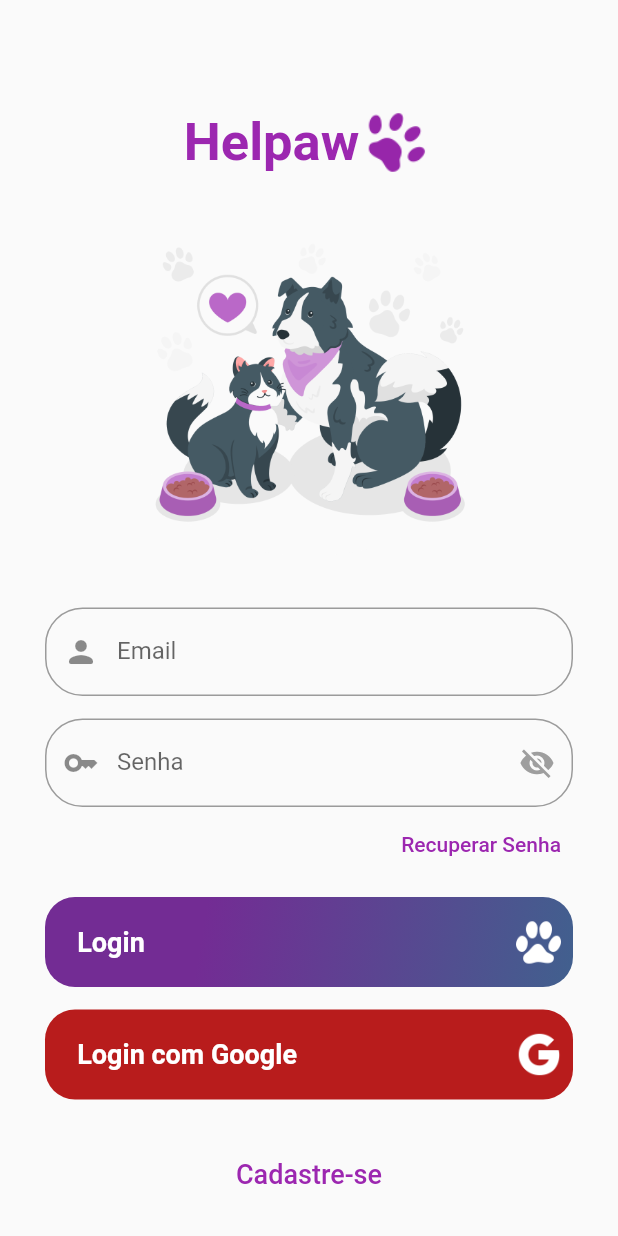
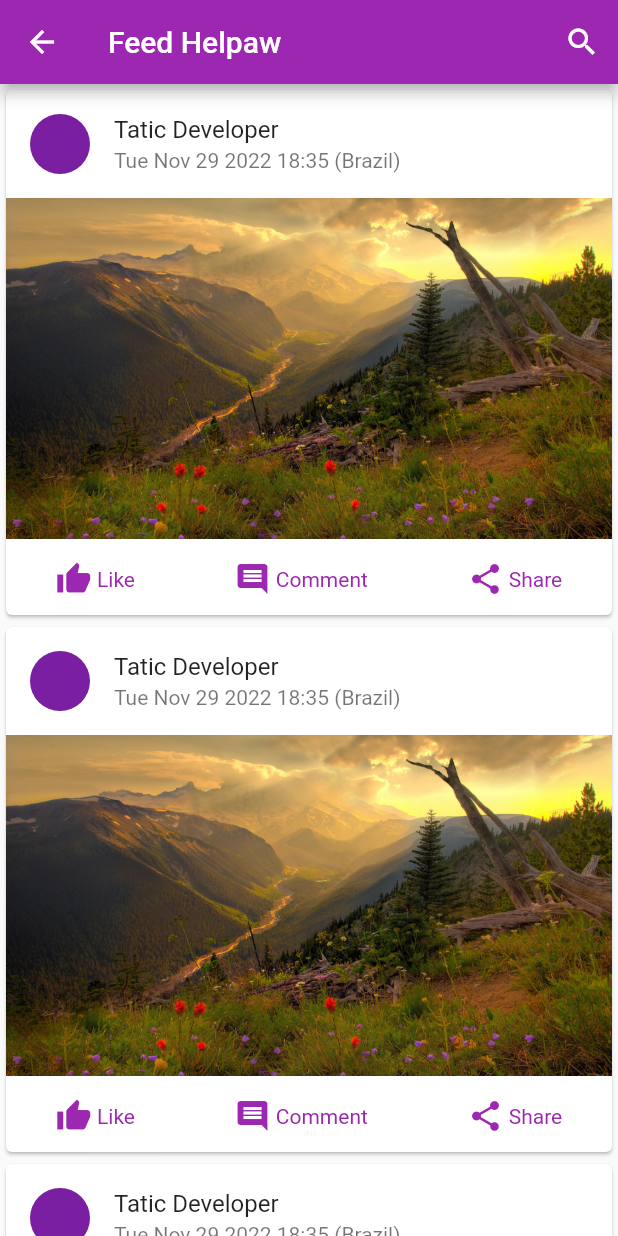
Before and after one commit to vmc13/helpaw, a Flutter app: the screen it shows after launch, after a tap on "Login", on a phone screen of 412 x 824 dp. Run offline on Flutter 3.47's test engine with Material 2 defaults, Android fonts, the phone set to English and light mode, and no system bars.

Commit message:
implantação da página de feed

```diff
--- /dev/null
+++ b/lib/Pages/home/feed.dart
@@ -0,0 +1,80 @@
+import 'package:flutter/material.dart';
+import 'package:flutter/src/widgets/container.dart';
+import 'package:flutter/src/widgets/framework.dart';
+
+class Feed extends StatefulWidget {
+  const Feed({super.key});
+
+  @override
+  State<Feed> createState() => _FeedState();
+}
+
+class _FeedState extends State<Feed> {
+
+  @override
+  Widget build(BuildContext context) {
+    return Scaffold(
+      appBar: AppBar(
+        title: Text("Feed Helpaw"),
+        actions: [
+          IconButton(onPressed: (){}, icon: Icon(Icons.search))
+        ],
+      ),
+      body: ListView.builder(
+        itemCount: 12,
+        itemBuilder: (context, index) => newCard()),
+    );
+  }
+
+  Card newCard() {
+    return Card(
+          child: Container(
+            height: 350,
+            child: Column(
+              children: [
+                ListTile(
+                  leading: CircleAvatar(),
+                  title: Text('Tatic Developer'),
+                  subtitle: Text("Tue Nov 29 2022 18:35 (Brazil)"),
+                ),
+                Expanded(
+                  child: Container(
+                    decoration: BoxDecoration(
+                      image: DecorationImage(
+                        image: AssetImage("images/feed/post1.jpg"),
+                        fit: BoxFit.cover
+                      )
+                    ),
+                  )
+                ),
+                SizedBox(height: 15),
+                Row(
+                  mainAxisAlignment: MainAxisAlignment.spaceAround,
+                  children: [
+                    Row(
+                      children: [
+                        Icon(Icons.thumb_up, color: Colors.purple),
+                        Text(" Like", style: TextStyle(color: Colors.purple),)
+                      ],
+                    ),
+                    Row(
+                      children: [
+                        Icon(Icons.comment, color: Colors.purple),
+                        Text(" Comment", style: TextStyle(color: Colors.purple))
+                      ],
+                    ),
+                    Row(
+                      children: [
+                        Icon(Icons.share, color: Colors.purple),
+                        Text(" Share", style: TextStyle(color: Colors.purple))
+                      ],
+                    ),
+                  ],
+                ),
+                SizedBox(height: 12),
+              ],
+            ),
+          ),
+        );
+  }
+}
--- a/lib/Pages/login.dart
+++ b/lib/Pages/login.dart
@@ -1,6 +1,7 @@
 import 'package:flutter/material.dart';
 
 import 'cadastro.dart';
+import 'home/feed.dart';
 
 class LoginPage extends StatefulWidget {
   const LoginPage({super.key});
@@ -136,7 +137,12 @@ class _LoginPageState extends State<LoginPage> {
                           ),
                       ],
                     ),
-                    onPressed: () => {},
+                    onPressed: () => {
+                      Navigator.push(
+                    context,
+                    MaterialPageRoute(
+                      builder:(context)=> Feed()),)
+                    },
                   ),
                 ),
               ),
--- a/pubspec.yaml
+++ b/pubspec.yaml
@@ -65,6 +65,7 @@ flutter:
     - images/login_paw.png
     - images/google_logo.png
     - images/logo_paw.png
+    - images/feed/post1.jpg
 
   # An image asset can refer to one or more resolution-specific "variants", see
   # https://flutter.dev/assets-and-images/#resolution-aware
```
Also changed, not shown: images/feed/post1.jpg (added).
